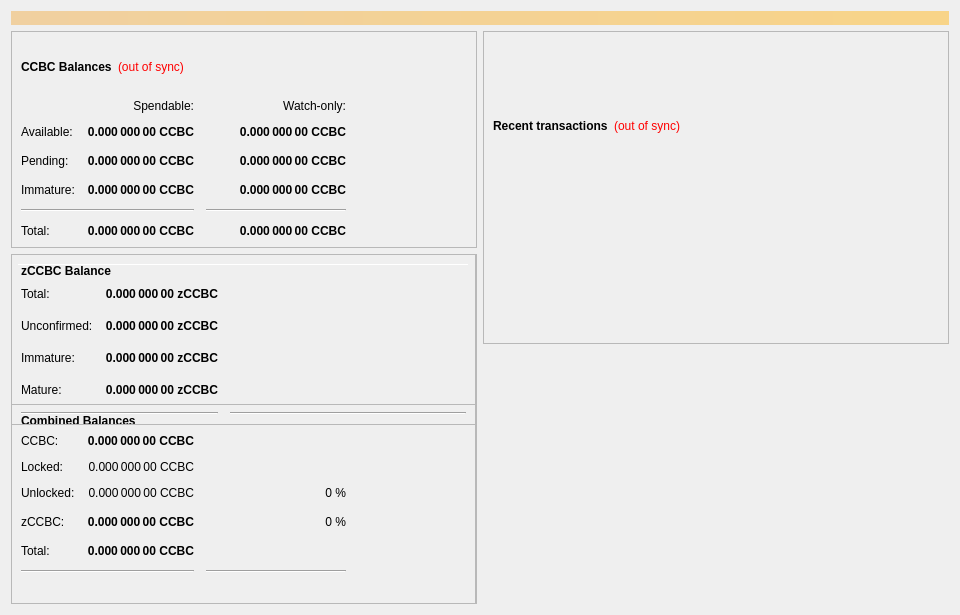
CryptoCashBack-Hub/CCBC, file src/qt/forms/overviewpage.ui: the form before one commit.
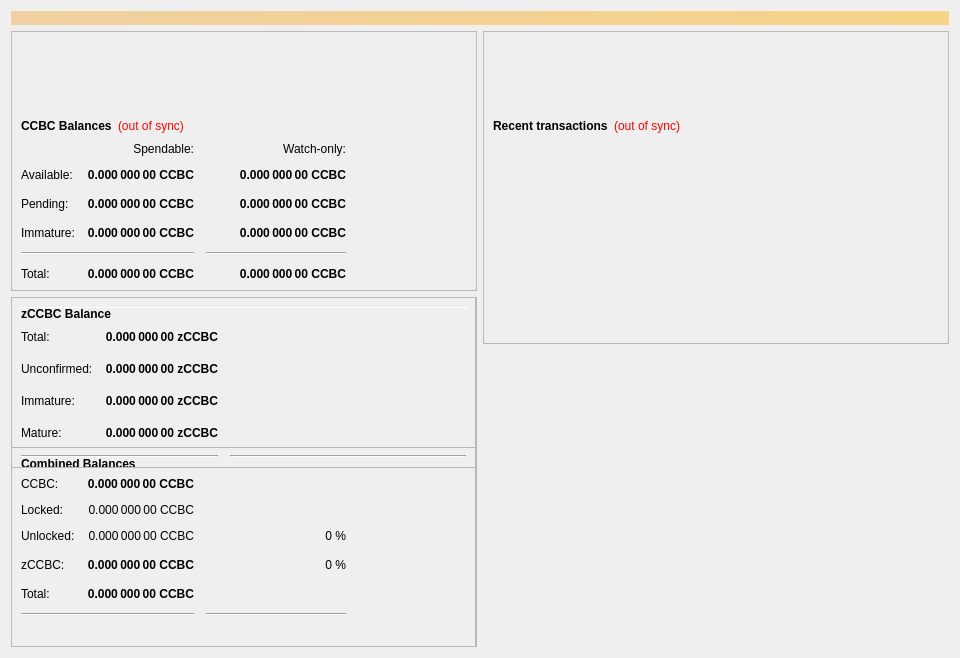
The form after the commit.

Patch:
```diff
--- a/src/qt/forms/overviewpage.ui
+++ b/src/qt/forms/overviewpage.ui
@@ -19,8 +19,8 @@
   <property name="windowTitle">
    <string>Form</string>
   </property>
-  <layout class="QVBoxLayout" name="topLayout">
-   <item>
+  <layout class="QGridLayout" name="gridLayout_2">
+   <item row="0" column="0">
     <widget class="QLabel" name="labelAlerts">
      <property name="visible">
       <bool>true</bool>
@@ -36,7 +36,7 @@
      </property>
     </widget>
    </item>
-   <item>
+   <item row="1" column="0">
     <layout class="QHBoxLayout" name="horizontalLayout" stretch="1,1">
      <item>
       <layout class="QVBoxLayout" name="verticalLayout_2">
@@ -49,6 +49,22 @@
           <enum>QFrame::Raised</enum>
          </property>
          <layout class="QVBoxLayout" name="verticalLayout_4">
+          <item>
+           <spacer name="verticalSpacer_4">
+            <property name="orientation">
+             <enum>Qt::Vertical</enum>
+            </property>
+            <property name="sizeType">
+             <enum>QSizePolicy::Fixed</enum>
+            </property>
+            <property name="sizeHint" stdset="0">
+             <size>
+              <width>20</width>
+              <height>75</height>
+             </size>
+            </property>
+           </spacer>
+          </item>
           <item>
            <layout class="QHBoxLayout" name="horizontalLayout_4">
             <item>
```
